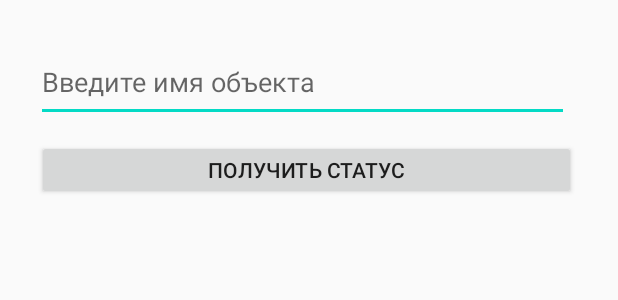
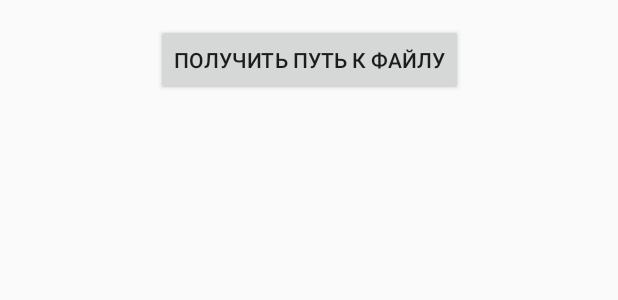
Before and after one commit to Destered/AndroidCourse2020Github, an Android app: the layout activity_main.xml on its own in the app's theme, with its tools: preview values and no code run, on a phone screen of 412 x 824 dp. Shown: the top 300 px of the screen. Run offline under Robolectric (Android 15) with nearby library versions, the light colour scheme and no system bars.

Commit message:
hw3 (complete)

```diff
--- a/app/src/main/res/layout/activity_main.xml
+++ b/app/src/main/res/layout/activity_main.xml
@@ -6,34 +6,13 @@
     android:layout_height="match_parent"
     tools:context=".MainActivity">
 
-    <TextView
-        android:id="@+id/tv_result"
-        android:layout_width="368dp"
-        android:layout_height="547dp"
-        android:layout_marginStart="24dp"
-        android:layout_marginTop="168dp"
+    <Button
+        android:id="@+id/btn_choosefile"
+        android:layout_width="wrap_content"
+        android:layout_height="wrap_content"
+        android:layout_marginStart="104dp"
+        android:layout_marginTop="16dp"
+        android:text="Получить путь к файлу"
         app:layout_constraintStart_toStartOf="parent"
         app:layout_constraintTop_toTopOf="parent" />
-
-    <EditText
-        android:id="@+id/et_name"
-        android:layout_width="355dp"
-        android:layout_height="53dp"
-        android:layout_marginStart="24dp"
-        android:layout_marginTop="28dp"
-        android:ems="10"
-        android:hint="Введите имя объекта"
-        android:inputType="text"
-        app:layout_constraintStart_toStartOf="parent"
-        app:layout_constraintTop_toTopOf="parent" />
-
-    <Button
-        android:id="@+id/btn_sendrequest"
-        android:layout_width="359dp"
-        android:layout_height="40dp"
-        android:layout_marginTop="12dp"
-        android:layout_marginEnd="28dp"
-        android:text="Получить статус"
-        app:layout_constraintEnd_toEndOf="parent"
-        app:layout_constraintTop_toBottomOf="@+id/et_name" />
 </androidx.constraintlayout.widget.ConstraintLayout>
```
Also changed, not shown: app/src/main/AndroidManifest.xml (+7 -1 lines), app/src/main/java/com/dester/androidcourse2020github/MainActivity.kt (+13 -22 lines), app/src/main/java/com/dester/androidcourse2020github/SecondActivity.kt (+5 -56 lines), app/src/main/res/layout/activity_second.xml (+8 -85 lines).
